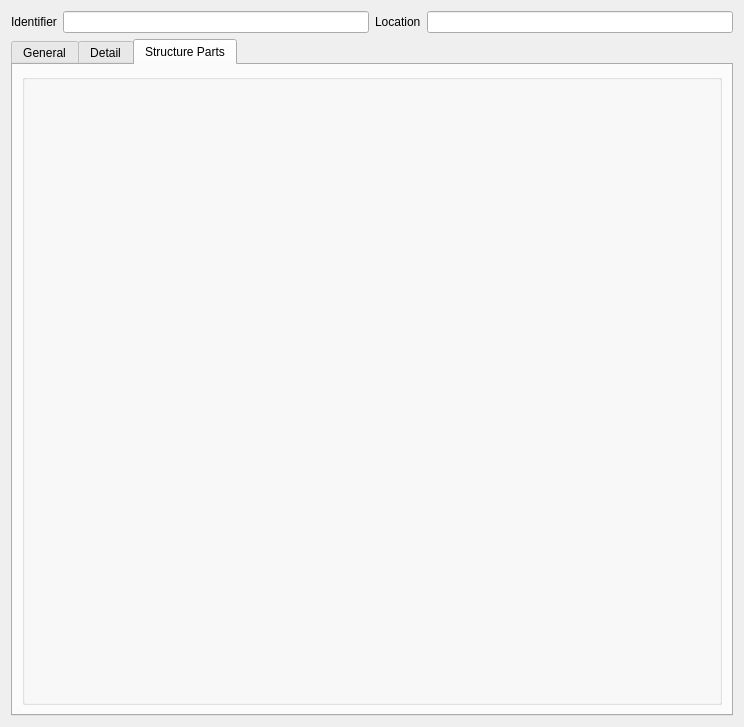
Before: the Qt Designer form project/forms/manhole.ui in QGEP/QGEP, drawn with Qt 5.
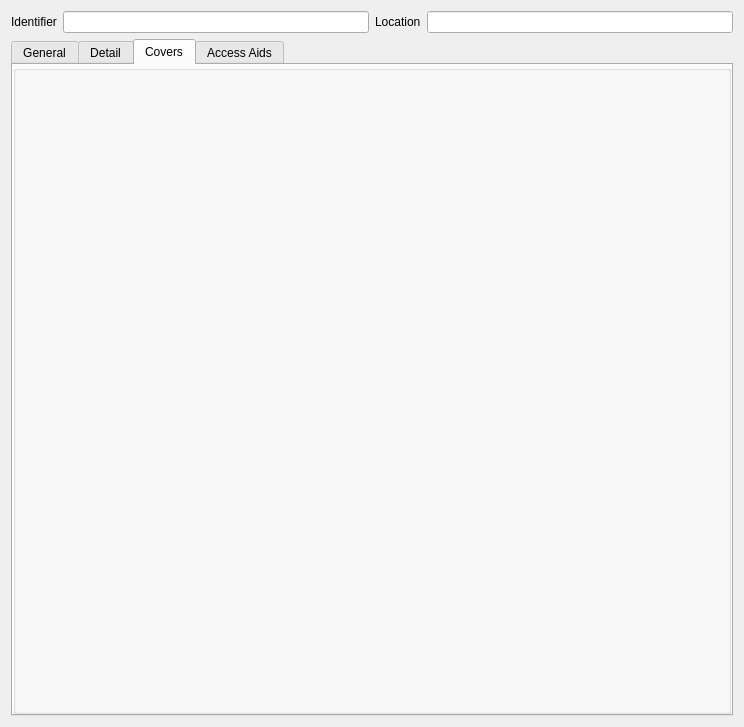
After: the same form once the commit is applied. The open tabs and pages were chosen to show the change. Custom widgets are drawn as their Qt base class.

Diff of the .ui file:
```diff
--- a/project/forms/manhole.ui
+++ b/project/forms/manhole.ui
@@ -320,9 +320,29 @@
         </widget>
         <widget class="QWidget" name="tab_4">
          <attribute name="title">
-          <string>Structure Parts</string>
+          <string>Covers</string>
          </attribute>
          <layout class="QGridLayout" name="gridLayout_3">
+          <property name="margin">
+           <number>0</number>
+          </property>
+          <item row="0" column="0">
+           <widget class="QgsRelationEditorWidget" name="mRelationEditor_2">
+            <property name="qgisRelation">
+             <string notr="true">cover-manhole</string>
+            </property>
+           </widget>
+          </item>
+         </layout>
+        </widget>
+        <widget class="QWidget" name="tab_3">
+         <attribute name="title">
+          <string>Access Aids</string>
+         </attribute>
+         <layout class="QGridLayout" name="gridLayout_6">
+          <property name="margin">
+           <number>0</number>
+          </property>
           <item row="0" column="0">
            <widget class="QgsRelationEditorWidget" name="mRelationEditor">
             <property name="qgisRelation">
```
Left out of the diff: 42 changed lines with no effect on the pictures.
